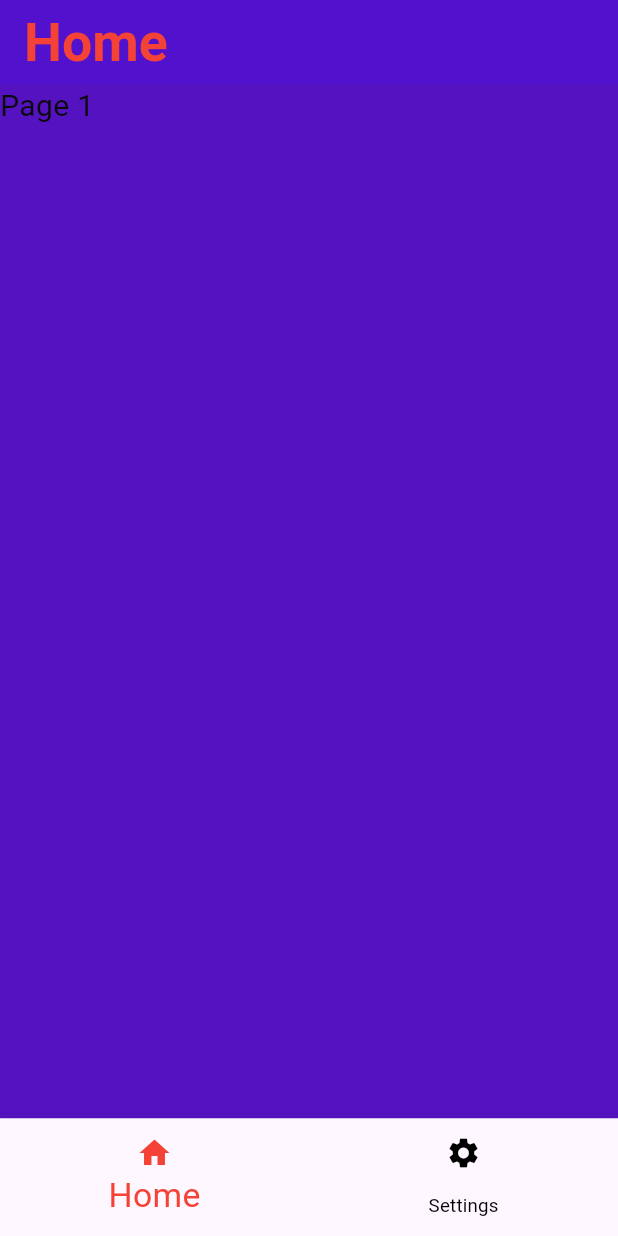
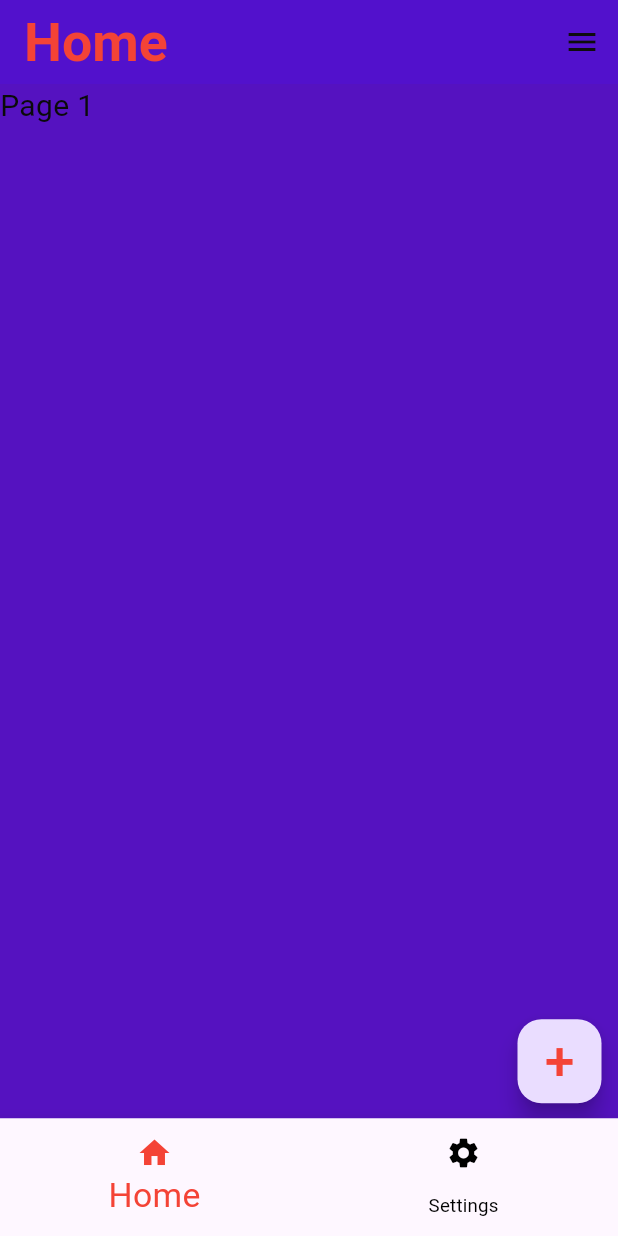
Before and after one commit to abdelmadjidSiradj/abdelmadjidSiradj, a Flutter app: the screen it shows after launch, on a phone screen of 412 x 824 dp. Run offline on Flutter 3.47's test engine with Material 3 defaults, Android fonts, the phone set to English and light mode, and no system bars.

Commit message:
add button of popupmenu and icon of floatingAction

```diff
--- a/lib/main.dart
+++ b/lib/main.dart
@@ -51,6 +51,7 @@ class _MyAppState extends State<MyApp> {
                     ))
               ]),
           appBar: AppBar(
+
             title: Text(
               select == 0 ? "Home" : "Settings",
               style: TextStyle(
@@ -60,14 +61,38 @@ class _MyAppState extends State<MyApp> {
               ),
             ),
             backgroundColor: const Color.fromARGB(255, 82, 17, 204),
+            actions: [
+
+              PopupMenuButton(
+
+                  color: Colors.white,
+                  icon: Icon(Icons.menu,
+                      color: const Color.fromARGB(255, 14, 13, 13)),
+                  itemBuilder: (context) => [
+                        PopupMenuItem(
+                          child: Text("Sittengs"),
+                          value: "Settings",
+                        ),
+                        PopupMenuItem(
+                          child: Text("Home"),
+                          value: "Home",
+                        )
+                      ],
+                  onSelected: (String value) {
+                    setState(() {
+                      select = value == "Home"? 0 : 1;
+                    });
+                  })
+            ],
           ),
 
           //show the icon in blow of app
 
-        body: Column(
+          body: Stack(
             children: [
-            Container(
-              height: 625,
+              Column(
+                children: [
+                  Expanded(
                     child: PageView(
                       controller: PageController(
                         initialPage: select,
@@ -82,6 +107,17 @@ class _MyAppState extends State<MyApp> {
                   )
                 ],
               ),
+              Positioned(
+                  bottom: 10.0,
+                  right: 11.0,
+                  child: FloatingActionButton(
+                      onPressed: () {
+                        print("Click here");
+                      },
+                      child: Text("+",
+                          style: TextStyle(color: Colors.red, fontSize: 35.6))))
+            ],
+          )
 
           /*Center(
           child: Image.network(
```
Also changed, not shown: 40 other files. Lines whose indentation alone changed are shown as unchanged.
